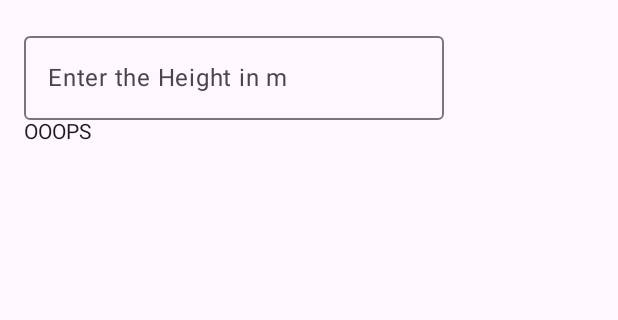
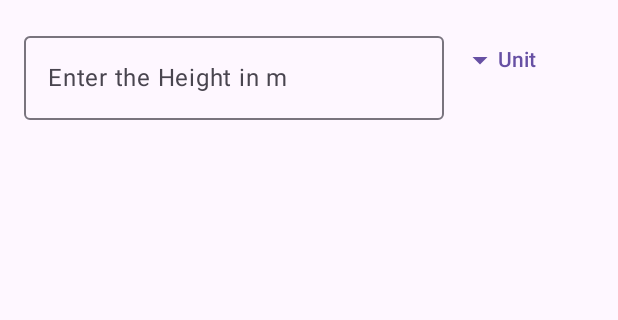
Before and after one commit to SiddharthKote1/BMI_Calculator, an Android app built with Jetpack Compose: the @Preview function HomeViewPreview, on a phone screen of 412 x 824 dp, the part 96-416 px from its top. Run offline under Robolectric (Android 15) with nearby library versions, the phone set to English and light mode, and no system bars; 1 statement that could not run was skipped.

Commit message:
Third commit

```diff
--- a/app/src/main/java/HomeView.kt
+++ b/app/src/main/java/HomeView.kt
@@ -1,13 +1,22 @@
+import androidx.compose.foundation.layout.Box
 import androidx.compose.foundation.layout.Column
 import androidx.compose.foundation.layout.Row
+import androidx.compose.foundation.layout.fillMaxHeight
 import androidx.compose.foundation.layout.fillMaxSize
 import androidx.compose.foundation.layout.fillMaxWidth
+import androidx.compose.foundation.layout.height
 import androidx.compose.foundation.layout.padding
+import androidx.compose.foundation.layout.width
 import androidx.compose.material.icons.Icons
+import androidx.compose.material.icons.filled.ArrowDropDown
+import androidx.compose.material3.Button
 import androidx.compose.material3.ExperimentalMaterial3Api
+import androidx.compose.material3.Icon
+import androidx.compose.material3.IconButton
 import androidx.compose.material3.OutlinedTextField
 import androidx.compose.material3.Scaffold
 import androidx.compose.material3.Text
+import androidx.compose.material3.TextButton
 import androidx.compose.material3.TopAppBar
 import androidx.compose.material3.TopAppBarColors
 import androidx.compose.material3.TopAppBarDefaults
@@ -25,8 +34,12 @@ import androidx.compose.ui.unit.dp
 @OptIn(ExperimentalMaterial3Api::class)
 @Composable
 fun HomeView() {
+    //This are for the height and input values for the person
     var heightInput by remember { mutableStateOf("") }
     var weightInput by remember { mutableStateOf("") }
+    //This are expand menus for the height and for the weight
+
+    var HeightDropdownMenuExpand by remember { mutableStateOf(false) }
 
     Scaffold(
         topBar = {
@@ -50,6 +63,10 @@ fun HomeView() {
             modifier = Modifier.fillMaxSize().padding(paddingValues).padding(16.dp)
             //Adds padding 16 from all sides
         ) {
+            Row(
+                modifier=Modifier.fillMaxSize()
+               // padding(top=16.dp)
+            ) {
                 OutlinedTextField(
                     value = heightInput,
                     onValueChange = {
@@ -59,15 +76,23 @@ fun HomeView() {
                         Text(text = "Enter the Height in m")
                     }
                 )
-            Row(
-                modifier = Modifier.fillMaxSize()
+                Box(
+
                 ) {
-                Text("OOOPS")
+                    TextButton(onClick = {
+                        HeightDropdownMenuExpand = true
+                    }) {
+                        Icon(Icons.Default.ArrowDropDown,contentDescription="you are good enough to know that")
+                        Text(text="Unit")
+                    }
+                    //Something here
+                }
+            }
+            OutlinedTextField()
+
         }
     }
 }
-}
-
 
 @Composable
 @Preview(showBackground=true)
```
Lines whose indentation alone changed are shown as unchanged.
